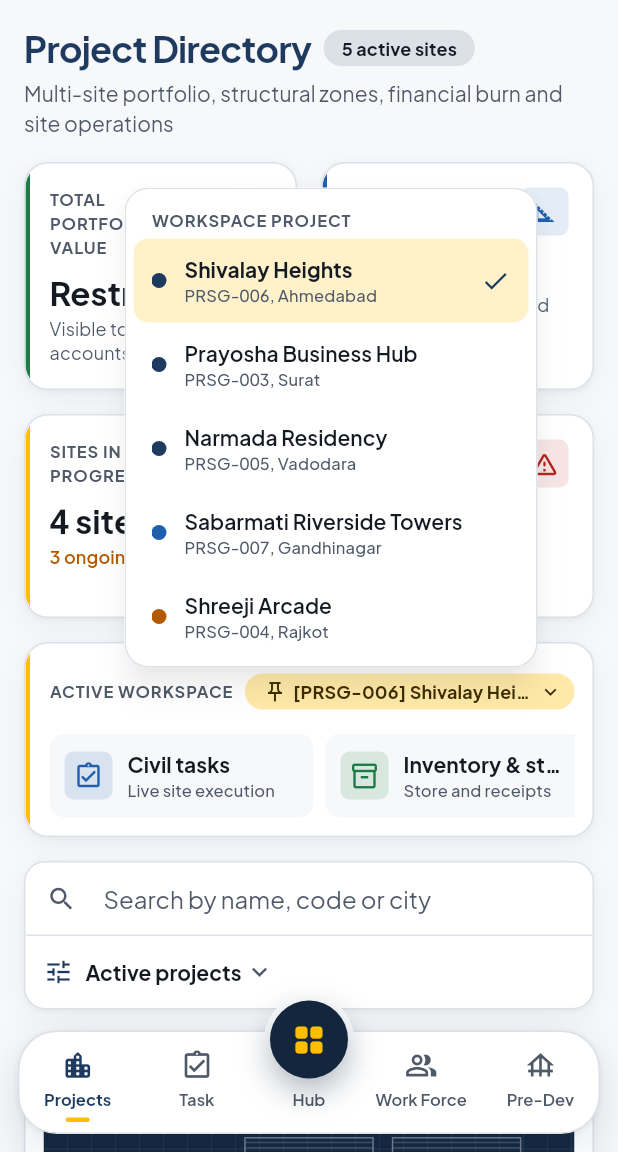
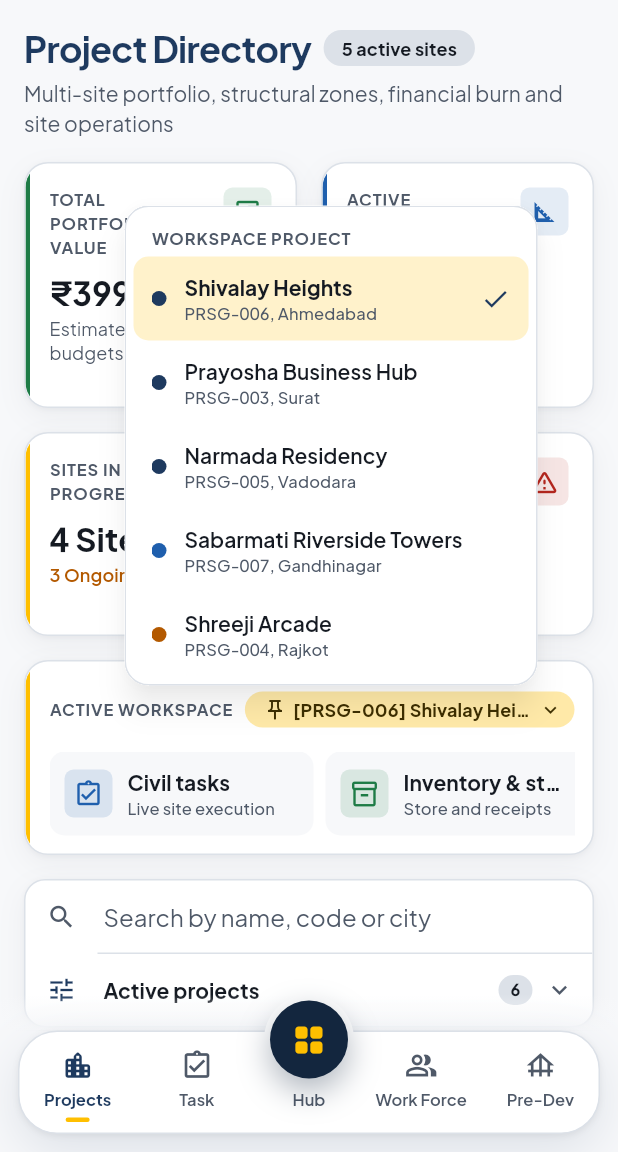
Before and after one commit to jaysavani92-ops/Prayosha_ERP, a Flutter app: the ProjectDirectoryView screen opened by its route, after a tap on an icon or button, on a phone screen of 412 x 824 dp, the part 84-1236 px from its top. Run offline on Flutter 3.47's test engine with Material 3 defaults, Android fonts, the phone set to English and light mode, and no system bars; our stand-ins replace dio, flutter_riverpod, flutter_secure_storage, go_router, shared_preferences; accounts and stored records are empty; generated files the repository leaves out were written again; project files that could hold a hidden picture were left out.

Commit message:
feat: reference KPI wording, clean phone dock edge, aligned search bar
- KPI cards use the web app's wording and format: "₹399.05 Cr" with two
  decimals, full "16,24,500 Sq.Ft", "4 Sites", "3 Ongoing • 1 Planning",
  "11 Alerts", "critical task(s) past schedule"
- portfolio value and budgets visible to every role (create and archive
  stay with managers)
- phone dock: nothing shows below or beside the bar; content fades out
  above it
- phone search bar: search and filter icons share one column, labels one
  edge, inset divider, full-width filter row with count; the filter menu
  takes the bar's width

Co-Authored-By: Claude Opus 5.5 <noreply@anthropic.com>

```diff
--- a/lib/app/shell/app_shell.dart
+++ b/lib/app/shell/app_shell.dart
@@ -172,6 +172,7 @@ class _Dock extends StatelessWidget {
   @override
   Widget build(BuildContext context) {
     final colors = context.colors;
+    final background = Theme.of(context).scaffoldBackgroundColor;
     final half = destinations.length ~/ 2;
 
     Widget item(int i) => Expanded(
@@ -188,7 +189,32 @@ class _Dock extends StatelessWidget {
       label: context.l10n.navMainMenu,
       container: true,
       explicitChildNodes: true,
-      child: SafeArea(
+      child: Stack(
+        children: [
+          // Pages scroll behind the dock, but nothing shows below or beside
+          // the bar: from its top edge to the bottom of the screen (home
+          // indicator included) the page background covers them. Above it,
+          // beside the risen Hub, content fades out instead of being cut.
+          Positioned.fill(
+            top: AppNav.hubRise,
+            child: ColoredBox(color: background),
+          ),
+          Positioned(
+            top: 0,
+            left: 0,
+            right: 0,
+            height: AppNav.hubRise,
+            child: DecoratedBox(
+              decoration: BoxDecoration(
+                gradient: LinearGradient(
+                  begin: Alignment.topCenter,
+                  end: Alignment.bottomCenter,
+                  colors: [background.withValues(alpha: 0), background],
+                ),
+              ),
+            ),
+          ),
+          SafeArea(
             top: false,
             minimum: const EdgeInsets.fromLTRB(AppNav.dockMargin, 0, AppNav.dockMargin, AppNav.dockMargin),
             // The bar takes the height of its tallest item, measured with the real
@@ -210,7 +236,11 @@ class _Dock extends StatelessWidget {
                           blurRadius: 28,
                           offset: const Offset(0, 12),
                         ),
-                    BoxShadow(color: colors.shadow.withValues(alpha: 0.06), blurRadius: 3, offset: const Offset(0, 1)),
+                        BoxShadow(
+                          color: colors.shadow.withValues(alpha: 0.06),
+                          blurRadius: 3,
+                          offset: const Offset(0, 1),
+                        ),
                       ],
                     ),
                     child: IntrinsicHeight(
@@ -238,6 +268,8 @@ class _Dock extends StatelessWidget {
                 ),
               ],
             ),
+          ),
+        ],
       ),
     );
   }
--- a/lib/core/l10n/app_formatters.dart
+++ b/lib/core/l10n/app_formatters.dart
@@ -25,13 +25,12 @@ class AppFormatters {
   /// Date with the locale's time format.
   String dateTime(DateTime value) => DateFormat.yMMMd(_tag).add_jm().format(value.toLocal());
 
-  String number(num value, {int maxDecimals = 2}) {
-    final format = NumberFormat.decimalPattern(_tag)..maximumFractionDigits = maxDecimals;
+  String number(num value, {int maxDecimals = 2, int minDecimals = 0}) {
+    final format = NumberFormat.decimalPattern(_tag)
+      ..maximumFractionDigits = maxDecimals
+      ..minimumFractionDigits = minDecimals;
     return format.format(value);
   }
-
-  /// Short form for headline numbers, e.g. "16.2L" / "16.2 લાખ" / "98K".
-  String compact(num value) => (NumberFormat.compact(locale: _tag)..maximumFractionDigits = 1).format(value);
 
   /// A 0–1 fraction as a whole percentage in the locale's style, e.g. "62%".
   String percent(double fraction) => NumberFormat.percentPattern(_tag).format(fraction);
--- a/lib/features/projects/models/project.dart
+++ b/lib/features/projects/models/project.dart
@@ -191,24 +191,17 @@ class ProjectDirectory {
 /// the server will enforce the same rules once the projects API exists.
 @immutable
 class ProjectPermissions {
-  const ProjectPermissions({required this.canManage, required this.canSeeFinancials, required this.canShareProgress});
+  const ProjectPermissions({required this.canManage, required this.canShareProgress});
 
   factory ProjectPermissions.of(UserRole? role) {
     const managers = {UserRole.owner, UserRole.generalManager, UserRole.constructionHead, UserRole.projectManager};
     final manager = managers.contains(role);
-    return ProjectPermissions(
-      canManage: manager,
-      canSeeFinancials: manager || role == UserRole.accountant,
-      canShareProgress: manager || role == UserRole.siteEngineer,
-    );
+    return ProjectPermissions(canManage: manager, canShareProgress: manager || role == UserRole.siteEngineer);
   }
 
   /// Create and archive projects.
   final bool canManage;
 
-  /// Budgets and portfolio value.
-  final bool canSeeFinancials;
-
   /// Send progress updates to the client WhatsApp group.
   final bool canShareProgress;
 }
--- a/lib/features/projects/views/directory_header.dart
+++ b/lib/features/projects/views/directory_header.dart
@@ -148,24 +148,22 @@ class _Pill extends StatelessWidget {
   }
 }
 
-/// Total portfolio value, active footprint, sites in progress and alerts,
+/// Total portfolio value, active footprint, sites in progress and alerts
+/// (wording and number format as in the web app),
 /// each on its own accent card: 2 × 2 on phones, one row of four on wide
 /// windows.
 class KpiCards extends ConsumerWidget {
-  const KpiCards({super.key, required this.size, required this.projects});
+  const KpiCards({super.key, required this.projects});
 
-  final WindowSize size;
   final List<Project> projects;
 
   @override
   Widget build(BuildContext context, WidgetRef ref) {
     final l10n = context.l10n;
     final formatters = ref.watch(appFormattersProvider);
-    final financials = ref.watch(projectPermissionsProvider).canSeeFinancials;
     final summary = PortfolioSummary.of(projects);
     final semantic = context.semanticColors;
     final alerts = summary.delayedTasks;
-    final compact = !size.isAtLeast(WindowSize.medium);
 
     return _EqualHeightGrid(
       key: const ValueKey('kpi-strip'),
@@ -175,16 +173,14 @@ class KpiCards extends ConsumerWidget {
           accent: semantic.success,
           icon: AppIcons.portfolio,
           label: l10n.kpiPortfolioValue,
-          value: financials ? formatters.crores(l10n, summary.portfolioValue) : l10n.projectRestricted,
-          detail: financials ? l10n.kpiPortfolioValueHint : l10n.financialsRestricted,
+          value: formatters.crores(l10n, summary.portfolioValue, fixedDecimals: true),
+          detail: l10n.kpiPortfolioValueHint,
         ),
         _KpiCard(
           accent: semantic.info,
           icon: AppIcons.area,
           label: l10n.kpiActiveFootprint,
-          value: compact
-              ? formatters.compactArea(l10n, summary.activeAreaSqFt)
-              : formatters.area(l10n, summary.activeAreaSqFt),
+          value: formatters.area(l10n, summary.activeAreaSqFt),
           detail: l10n.kpiActiveFootprintHint,
         ),
         _KpiCard(
--- a/lib/features/projects/views/directory_toolbar.dart
+++ b/lib/features/projects/views/directory_toolbar.dart
@@ -83,11 +83,12 @@ class _DirectoryToolbarState extends ConsumerState<DirectoryToolbar> {
       ),
     );
     final projects = ref.watch(projectDirectoryViewModelProvider).value?.projects ?? const [];
-    Widget filter({required bool atEnd}) => _FilterButton(
+    Widget filter({required bool atEnd, double? barWidth}) => _FilterButton(
       value: query.filter,
       counts: {for (final f in ProjectFilter.values) f: applyProjectQuery(projects, ProjectQuery(filter: f)).length},
       onChanged: controller.setFilter,
       atEnd: atEnd,
+      barWidth: barWidth,
     );
 
     return AppSurface(
@@ -113,8 +114,9 @@ class _DirectoryToolbarState extends ConsumerState<DirectoryToolbar> {
             crossAxisAlignment: CrossAxisAlignment.stretch,
             children: [
               search,
-              Divider(height: 1, color: colors.outlineVariant),
-              Align(alignment: AlignmentDirectional.centerStart, child: filter(atEnd: false)),
+              // Indented to the text edge, so both rows read as one group.
+              Divider(height: 1, indent: AppSizes.minTouchTarget, color: colors.outlineVariant),
+              filter(atEnd: false, barWidth: constraints.maxWidth),
             ],
           );
         },
@@ -128,7 +130,13 @@ class _DirectoryToolbarState extends ConsumerState<DirectoryToolbar> {
 /// chosen one is highlighted and ticked, and the archive sits apart below a
 /// divider.
 class _FilterButton extends StatelessWidget {
-  const _FilterButton({required this.value, required this.counts, required this.onChanged, required this.atEnd});
+  const _FilterButton({
+    required this.value,
+    required this.counts,
+    required this.onChanged,
+    required this.atEnd,
+    this.barWidth,
+  });
 
   final ProjectFilter value;
 
@@ -136,12 +144,21 @@ class _FilterButton extends StatelessWidget {
   final Map<ProjectFilter, int> counts;
   final ValueChanged<ProjectFilter> onChanged;
 
-  /// The button sits at the end of the bar (wide windows), so the menu lines
-  /// up with its end edge; otherwise with its start edge.
+  /// Wide windows: a compact button at the end of the bar, its menu lined
+  /// up with its end edge. Otherwise a full-width row under the search
+  /// (icon in the same 48 dp column as the search icon, label on the same
+  /// edge as the search text, count and chevron at the end), its menu lined
+  /// up with its start edge.
   final bool atEnd;
 
-  /// Menu width, so labels and counts line up whatever is chosen.
-  static const _menuWidth = 280.0;
+  /// Menu width, so labels and counts line up whatever is chosen; under a
+  /// full-width row the menu takes the bar's width instead.
+  static const _compactMenuWidth = 280.0;
+
+  /// Width of the bar, when the button is the full-width row.
+  final double? barWidth;
+
+  double get _menuWidth => atEnd ? _compactMenuWidth : (barWidth ?? _compactMenuWidth);
 
   @override
   Widget build(BuildContext context) {
@@ -157,6 +174,8 @@ class _FilterButton extends StatelessWidget {
         key: ValueKey('option-$option'),
         style: MenuItemButton.styleFrom(
           backgroundColor: selected ? colors.primaryContainer.withValues(alpha: 0.6) : null,
+          // Items set the menu's width (inside its padding).
+          minimumSize: Size(_menuWidth - 2 * (AppSpacing.xs + AppSpacing.xxs), AppSizes.minTouchTarget),
         ),
         leadingIcon: DecoratedBox(
           decoration: BoxDecoration(color: tint.withValues(alpha: 0.12), borderRadius: AppRadius.smAll),
@@ -168,20 +187,7 @@ class _FilterButton extends StatelessWidget {
         trailingIcon: Row(
           mainAxisSize: MainAxisSize.min,
           children: [
-            if (count != null)
-              DecoratedBox(
-                decoration: BoxDecoration(color: colors.surfaceContainerHighest, borderRadius: AppRadius.pillAll),
-                child: Padding(
-                  padding: const EdgeInsets.symmetric(horizontal: AppSpacing.sm, vertical: AppSpacing.xxs),
-                  child: Text(
-                    '$count',
-                    style: text.labelSmall?.copyWith(
-                      fontWeight: FontWeight.w700,
-                      fontFeatures: const [FontFeature.tabularFigures()],
-                    ),
-                  ),
-                ),
-              ),
+            if (count != null) _CountPill(count: count),
             const SizedBox(width: AppSpacing.sm),
             // Space kept for the tick, so counts align on every row.
             SizedBox.square(
@@ -202,8 +208,8 @@ class _FilterButton extends StatelessWidget {
       // Opens under the button, lined up with the edge it sits on.
       style: MenuStyle(
         alignment: atEnd ? AlignmentDirectional.bottomEnd : AlignmentDirectional.bottomStart,
-        minimumSize: const WidgetStatePropertyAll(Size(_menuWidth, 0)),
-        maximumSize: const WidgetStatePropertyAll(Size(_menuWidth, double.infinity)),
+        minimumSize: WidgetStatePropertyAll(Size(_menuWidth, 0)),
+        maximumSize: WidgetStatePropertyAll(Size(_menuWidth, double.infinity)),
       ),
       alignmentOffset: Offset(atEnd ? -_menuWidth : 0, AppSpacing.xs),
       menuChildren: [
@@ -228,26 +234,76 @@ class _FilterButton extends StatelessWidget {
           onTap: () => menu.isOpen ? menu.close() : menu.open(),
           child: ConstrainedBox(
             constraints: const BoxConstraints(minHeight: AppSizes.minTouchTarget),
-            child: Padding(
+            child: atEnd ? _compact(context) : _row(context),
+          ),
+        ),
+      ),
+    );
+  }
+
+  /// "⚙ Active projects ▾" at the end of the bar.
+  Widget _compact(BuildContext context) {
+    final colors = context.colors;
+    return Padding(
       padding: const EdgeInsets.symmetric(horizontal: AppSpacing.md),
       child: Row(
         mainAxisSize: MainAxisSize.min,
         children: [
           Icon(AppIcons.filter, size: AppSizes.iconSm, color: colors.primary),
           const SizedBox(width: AppSpacing.sm),
-                  Flexible(
-                    child: Text(
-                      value.label(l10n),
-                      maxLines: 1,
-                      overflow: TextOverflow.ellipsis,
-                      style: text.labelLarge?.copyWith(fontWeight: FontWeight.w700),
-                    ),
-                  ),
+          Flexible(child: _label(context)),
           const SizedBox(width: AppSpacing.xxs),
           Icon(AppIcons.expand, size: AppSizes.iconSm, color: colors.onSurfaceVariant),
         ],
       ),
+    );
+  }
+
+  /// Full-width row under the search: icon column, label, count, chevron.
+  Widget _row(BuildContext context) {
+    final colors = context.colors;
+    final count = counts[value];
+    return Row(
+      children: [
+        SizedBox(
+          width: AppSizes.minTouchTarget,
+          child: Icon(AppIcons.filter, size: AppSizes.iconSm, color: colors.primary),
         ),
+        // The search field insets its text by the same amount after its icon.
+        const SizedBox(width: AppSpacing.xs),
+        Expanded(child: _label(context)),
+        if (count != null) ...[_CountPill(count: count), const SizedBox(width: AppSpacing.sm)],
+        Icon(AppIcons.expand, size: AppSizes.iconSm, color: colors.onSurfaceVariant),
+        const SizedBox(width: AppSpacing.md),
+      ],
+    );
+  }
+
+  Widget _label(BuildContext context) => Text(
+    value.label(context.l10n),
+    maxLines: 1,
+    overflow: TextOverflow.ellipsis,
+    style: Theme.of(context).textTheme.labelLarge?.copyWith(fontWeight: FontWeight.w700),
+  );
+}
+
+/// How many projects a filter holds, as a small neutral pill.
+class _CountPill extends StatelessWidget {
+  const _CountPill({required this.count});
+
+  final int count;
+
+  @override
+  Widget build(BuildContext context) {
+    return DecoratedBox(
+      decoration: BoxDecoration(color: context.colors.surfaceContainerHighest, borderRadius: AppRadius.pillAll),
+      child: Padding(
+        padding: const EdgeInsets.symmetric(horizontal: AppSpacing.sm, vertical: AppSpacing.xxs),
+        child: Text(
+          '$count',
+          style: Theme.of(context).textTheme.labelSmall?.copyWith(
+            fontWeight: FontWeight.w700,
+            fontFeatures: const [FontFeature.tabularFigures()],
           ),
         ),
       ),
--- a/lib/features/projects/views/project_card.dart
+++ b/lib/features/projects/views/project_card.dart
@@ -16,7 +16,7 @@ import 'zone_inspector.dart';
 
 /// A project in the card grid. A dark navy panel carries its elevation
 /// drawing, the site code, delayed tasks, status and the ⋮ menu; under it
-/// come the building type, name and place, budget (or area) and handover,
+/// come the building type, name and place, budget and handover,
 /// and progress. The active workspace project is outlined in amber. Tapping
 /// opens the zone inspector.
 class ProjectCard extends ConsumerWidget {
@@ -31,7 +31,6 @@ class ProjectCard extends ConsumerWidget {
     final colors = context.colors;
     final muted = context.semanticColors.mutedText;
     final formatters = ref.watch(appFormattersProvider);
-    final financials = ref.watch(projectPermissionsProvider).canSeeFinancials;
     final activeWorkspace = ref.watch(activeProjectProvider)?.id == project.id;
 
     return AppSurface(
@@ -100,9 +99,7 @@ class ProjectCard extends ConsumerWidget {
                         crossAxisAlignment: CrossAxisAlignment.start,
                         children: [
                           Expanded(
-                            child: financials
-                                ? _Fact(label: l10n.projectBudget, value: formatters.crores(l10n, project.budget))
-                                : _Fact(label: l10n.projectArea, value: formatters.area(l10n, project.areaSqFt)),
+                            child: _Fact(label: l10n.projectBudget, value: formatters.crores(l10n, project.budget)),
                           ),
                           const SizedBox(width: AppSpacing.md),
                           Expanded(
--- a/lib/features/projects/views/project_directory_view.dart
+++ b/lib/features/projects/views/project_directory_view.dart
@@ -46,12 +46,7 @@ class ProjectDirectoryView extends ConsumerWidget {
                   crossAxisAlignment: CrossAxisAlignment.stretch,
                   children: [
                     DirectoryHeader(size: size, directory: directory.value),
-                    if (all != null) ...[
-                      section,
-                      KpiCards(size: size, projects: all),
-                      section,
-                      WorkspaceSection(projects: all),
-                    ],
+                    if (all != null) ...[section, KpiCards(projects: all), section, WorkspaceSection(projects: all)],
                     section,
                     const DirectoryToolbar(),
                     section,
--- a/lib/features/projects/views/project_labels.dart
+++ b/lib/features/projects/views/project_labels.dart
@@ -112,13 +112,12 @@ extension UnitStageLabel on UnitStage {
 
 /// Amounts and areas as the directory shows them.
 extension ProjectFormatting on AppFormatters {
-  /// Rupees in crores, e.g. "₹86.5 Cr" / "₹86.5 કરોડ".
-  String crores(AppLocalizations l10n, double rupees) => l10n.amountCrore(number(rupees / 10000000, maxDecimals: 2));
+  /// Rupees in crores, e.g. "₹86.5 Cr" / "₹86.5 કરોડ"; with [fixedDecimals]
+  /// always two decimals, e.g. "₹110.00 Cr" (headline totals).
+  String crores(AppLocalizations l10n, double rupees, {bool fixedDecimals = false}) =>
+      l10n.amountCrore(number(rupees / 10000000, maxDecimals: 2, minDecimals: fixedDecimals ? 2 : 0));
 
   String area(AppLocalizations l10n, int sqFt) => l10n.areaSqFt(number(sqFt, maxDecimals: 0));
-
-  /// Area in short form for headline numbers, e.g. "16.2L sq ft".
-  String compactArea(AppLocalizations l10n, int sqFt) => l10n.areaSqFt(compact(sqFt));
 }
 
 /// Coloured dot and label, e.g. lifecycle status or schedule health. The dot
--- a/lib/l10n/app_en.arb
+++ b/lib/l10n/app_en.arb
@@ -156,16 +156,15 @@
   "projectsCreate": "Create project",
   "projectsLoadError": "Projects couldn't be loaded.",
   "kpiPortfolioValue": "Total portfolio value",
-  "kpiPortfolioValueHint": "Sanctioned budget, all projects",
+  "kpiPortfolioValueHint": "Estimated total site budgets",
   "kpiActiveFootprint": "Active footprint",
-  "kpiActiveFootprintHint": "Under construction and planning",
+  "kpiActiveFootprintHint": "Under construction & planning",
   "kpiInProgress": "Sites in progress",
   "kpiAttention": "Attention required",
   "kpiAttentionNone": "Every site is on schedule",
-  "financialsRestricted": "Visible to managers and accounts",
   "amountCrore": "₹{value} Cr",
   "@amountCrore": {"description": "An amount in crores (1 crore = 10 million rupees); {value} is already formatted.", "placeholders": {"value": {"type": "String"}}},
-  "areaSqFt": "{value} sq ft",
+  "areaSqFt": "{value} Sq.Ft",
   "@areaSqFt": {"placeholders": {"value": {"type": "String"}}},
   "workspaceTitle": "Active workspace",
   "workspaceChoose": "Workspace project",
@@ -191,7 +190,6 @@
   "projectArea": "Area",
   "projectHandover": "Handover",
   "projectProgress": "Progress",
-  "projectRestricted": "Restricted",
   "projectElevationLabel": "Elevation of {name}: {built} of {floors} floors built",
   "@projectElevationLabel": {"description": "Screen-reader description of the drawn building elevation on a project card.", "placeholders": {"name": {"type": "String"}, "built": {"type": "int"}, "floors": {"type": "int"}}},
   "projectActions": "Actions for {name}",
@@ -246,13 +244,13 @@
   "@whatsappMessage": {"description": "WhatsApp message text. *…* is WhatsApp bold. {highlights} is a bulleted list, one per line.", "placeholders": {"name": {"type": "String"}, "code": {"type": "String"}, "progress": {"type": "String"}, "health": {"type": "String"}, "date": {"type": "String"}, "highlights": {"type": "String"}}},
   "whatsappNoHighlights": "No site updates this week.",
   "projectsSubtitle": "Multi-site portfolio, structural zones, financial burn and site operations",
-  "kpiSitesValue": "{count, plural, =1{1 site} other{{count} sites}}",
+  "kpiSitesValue": "{count, plural, =1{1 Site} other{{count} Sites}}",
   "@kpiSitesValue": {"placeholders": {"count": {"type": "int"}}},
-  "kpiSitesBreakdown": "{ongoing} ongoing • {planning} planning",
+  "kpiSitesBreakdown": "{ongoing} Ongoing • {planning} Planning",
   "@kpiSitesBreakdown": {"placeholders": {"ongoing": {"type": "int"}, "planning": {"type": "int"}}},
-  "kpiAlertsValue": "{count, plural, =1{1 alert} other{{count} alerts}}",
+  "kpiAlertsValue": "{count, plural, =1{1 Alert} other{{count} Alerts}}",
   "@kpiAlertsValue": {"placeholders": {"count": {"type": "int"}}},
-  "kpiAlertsDetail": "{count, plural, =1{1 critical task past schedule} other{{count} critical tasks past schedule}}",
+  "kpiAlertsDetail": "{count} critical task(s) past schedule",
   "@kpiAlertsDetail": {"placeholders": {"count": {"type": "int"}}},
   "workspaceTasksHint": "Live site execution",
   "workspaceInventoryHint": "Store and receipts",
--- a/lib/l10n/app_gu.arb
+++ b/lib/l10n/app_gu.arb
@@ -121,13 +121,12 @@
   "projectsCreate": "પ્રોજેક્ટ બનાવો",
   "projectsLoadError": "પ્રોજેક્ટ લોડ થઈ શક્યા નથી.",
   "kpiPortfolioValue": "કુલ પોર્ટફોલિયો મૂલ્ય",
-  "kpiPortfolioValueHint": "બધા પ્રોજેક્ટનું મંજૂર બજેટ",
+  "kpiPortfolioValueHint": "અંદાજિત કુલ સાઇટ બજેટ",
   "kpiActiveFootprint": "સક્રિય બાંધકામ વિસ્તાર",
   "kpiActiveFootprintHint": "બાંધકામ અને આયોજન હેઠળ",
   "kpiInProgress": "ચાલુ સાઇટ",
   "kpiAttention": "ધ્યાન આપવું જરૂરી",
   "kpiAttentionNone": "દરેક સાઇટ સમયસર છે",
-  "financialsRestricted": "મેનેજર અને એકાઉન્ટ્સ માટે જ દેખાય છે",
   "amountCrore": "₹{value} કરોડ",
   "areaSqFt": "{value} ચો. ફૂટ",
   "workspaceTitle": "સક્રિય કાર્યક્ષેત્ર",
@@ -154,7 +153,6 @@
   "projectArea": "વિસ્તાર",
   "projectHandover": "સોંપણી",
   "projectProgress": "પ્રગતિ",
-  "projectRestricted": "પ્રતિબંધિત",
   "projectElevationLabel": "{name}નું એલિવેશન: {floors}માંથી {built} માળ બંધાયા",
   "projectActions": "{name} માટે ક્રિયાઓ",
   "actionInspect": "ઝોન તપાસો",
@@ -200,7 +198,7 @@
   "kpiSitesValue": "{count, plural, =1{1 સાઇટ} other{{count} સાઇટ}}",
   "kpiSitesBreakdown": "{ongoing} ચાલુ • {planning} આયોજનમાં",
   "kpiAlertsValue": "{count, plural, =1{1 ચેતવણી} other{{count} ચેતવણીઓ}}",
-  "kpiAlertsDetail": "{count, plural, =1{1 મહત્વનું કાર્ય સમય વીતી ગયું} other{{count} મહત્વનાં કાર્યો સમય વીતી ગયાં}}",
+  "kpiAlertsDetail": "{count} મહત્વનાં કાર્ય સમય વીતી ગયાં",
   "workspaceTasksHint": "સાઇટ પર ચાલુ કામ",
   "workspaceInventoryHint": "સ્ટોર અને રસીદો",
   "workspaceWorkforceHint": "શ્રમિકો અને કોન્ટ્રાક્ટરો",
--- a/lib/l10n/app_hi.arb
+++ b/lib/l10n/app_hi.arb
@@ -121,13 +121,12 @@
   "projectsCreate": "प्रोजेक्ट बनाएँ",
   "projectsLoadError": "प्रोजेक्ट लोड नहीं हो सके।",
   "kpiPortfolioValue": "कुल पोर्टफ़ोलियो मूल्य",
-  "kpiPortfolioValueHint": "सभी प्रोजेक्ट का स्वीकृत बजट",
+  "kpiPortfolioValueHint": "अनुमानित कुल साइट बजट",
   "kpiActiveFootprint": "सक्रिय निर्माण क्षेत्र",
   "kpiActiveFootprintHint": "निर्माण और योजना में",
   "kpiInProgress": "प्रगति पर साइटें",
   "kpiAttention": "ध्यान देना ज़रूरी",
   "kpiAttentionNone": "हर साइट समय पर है",
-  "financialsRestricted": "केवल मैनेजर और अकाउंट्स को दिखता है",
   "amountCrore": "₹{value} करोड़",
   "areaSqFt": "{value} वर्ग फ़ुट",
   "workspaceTitle": "सक्रिय कार्यक्षेत्र",
@@ -154,7 +153,6 @@
   "projectArea": "क्षेत्र",
   "projectHandover": "हैंडओवर",
   "projectProgress": "प्रगति",
-  "projectRestricted": "प्रतिबंधित",
   "projectElevationLabel": "{name} का एलिवेशन: {floors} में से {built} मंज़िलें बनीं",
   "projectActions": "{name} के लिए क्रियाएँ",
   "actionInspect": "ज़ोन देखें",
@@ -200,7 +198,7 @@
   "kpiSitesValue": "{count, plural, =1{1 साइट} other{{count} साइटें}}",
   "kpiSitesBreakdown": "{ongoing} जारी • {planning} योजना में",
   "kpiAlertsValue": "{count, plural, =1{1 अलर्ट} other{{count} अलर्ट}}",
-  "kpiAlertsDetail": "{count, plural, =1{1 ज़रूरी कार्य समय से पीछे} other{{count} ज़रूरी कार्य समय से पीछे}}",
+  "kpiAlertsDetail": "{count} ज़रूरी कार्य समय से पीछे",
   "workspaceTasksHint": "साइट पर चल रहा काम",
   "workspaceInventoryHint": "स्टोर और रसीदें",
   "workspaceWorkforceHint": "श्रमिक और ठेकेदार",
```
Also changed, not shown: 2 other files. Lines whose indentation alone changed are shown as unchanged.
